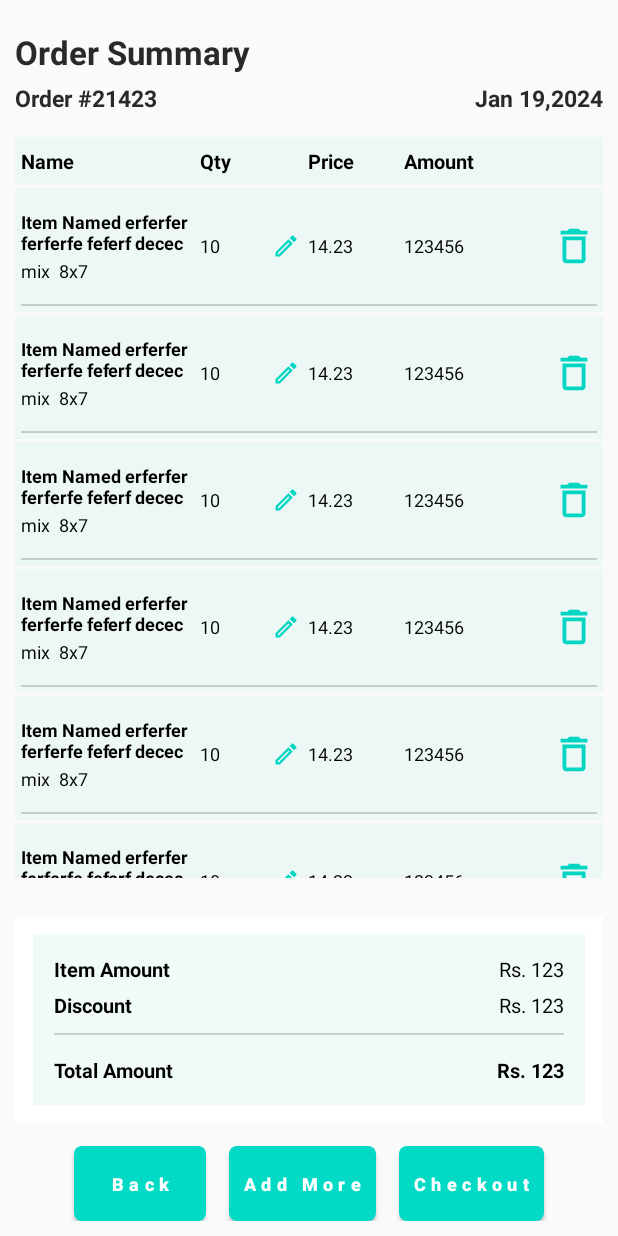
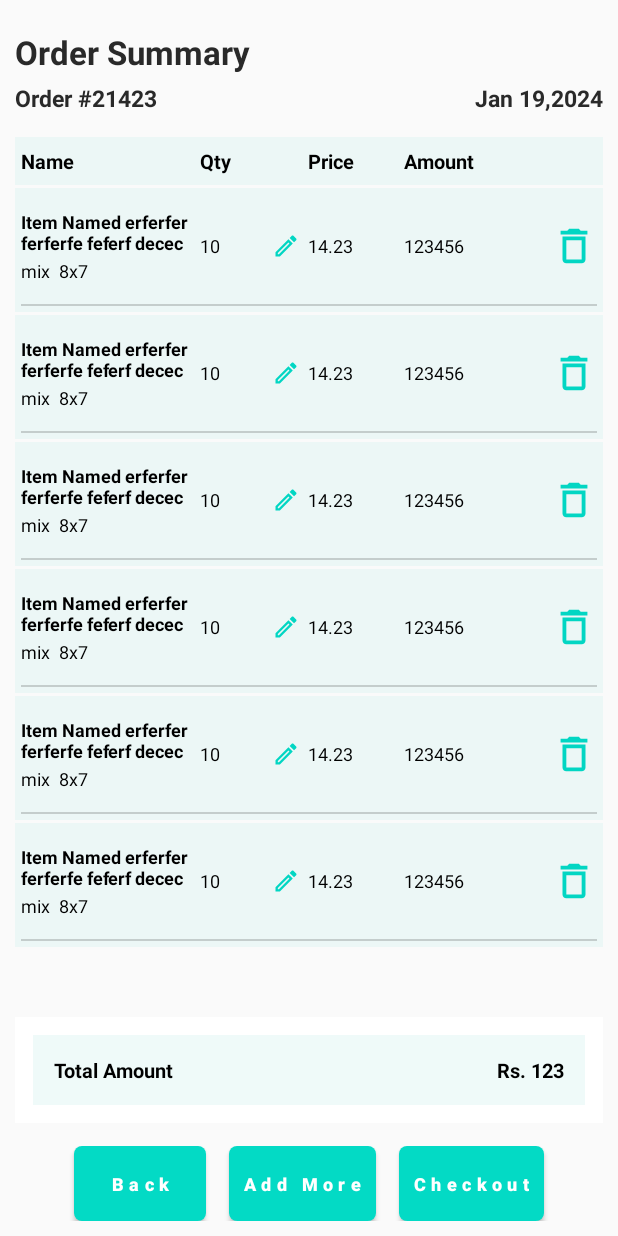
Before and after one commit to Jotshnesh-21/nhak, an Android app: the layout cart_summary_activity.xml on its own in the app's theme, with its tools: preview values and no code run, on a phone screen of 412 x 824 dp. Run offline under Robolectric (Android 15) with nearby library versions, the phone set to English and light mode, and no system bars.

Commit message:
- Bugs Fixes

```diff
--- a/app/src/main/java/com/sellinout/data/model/request/ProductInvoiceRequest.kt
+++ b/app/src/main/java/com/sellinout/data/model/request/ProductInvoiceRequest.kt
@@ -19,6 +19,8 @@ data class ProductInvoiceRequest(
     val Unit: String? = null,
     @SerializedName("Quantity")
     var Quantity: Double? = null,
+    @SerializedName("DiscountPercent")
+    var DiscountPercent: Double = 0.0,
     @SerializedName("Price")
     var Price: Double? = null,
     @SerializedName("Discount")
--- a/app/src/main/java/com/sellinout/data/model/response/SellInOutDetailResponse.kt
+++ b/app/src/main/java/com/sellinout/data/model/response/SellInOutDetailResponse.kt
@@ -29,6 +29,8 @@ data class SellInOutDetailModel(
     val Price: Double? = null,
     @SerializedName("Discount")
     val Discount: Double? = null,
+    @SerializedName("DiscountPercent")
+    val discountPercent: Double? = 0.0,
     @SerializedName("Amount")
     val Amount: Double? = null,
     @SerializedName("VchType")
--- a/app/src/main/java/com/sellinout/ui/cartsummary/CardSummaryActivity.kt
+++ b/app/src/main/java/com/sellinout/ui/cartsummary/CardSummaryActivity.kt
@@ -316,12 +316,15 @@ class CardSummaryActivity : BaseFragment(R.layout.cart_summary_activity) {
         itemAmount = 0.0
         itemDiscount = 0.0
         itemTotalAmount = 0.0
+        var totalQty = 0
         arrayList.forEach {
             itemAmount = itemAmount?.plus((it.Price!! * it.Quantity!!))
             itemDiscount = itemDiscount?.plus(it.Discount!!)
+            totalQty = totalQty.plus(it.Quantity?.toInt()!!)
         }
         itemTotalAmount = itemAmount?.minus(itemDiscount!!)
 
+//        binding.txtTotalQtyValue.text = totalQty.toString()
         binding.txtItemAmountValue.text =
             "${Const.CURRENCY_UNIT} " + String.format("%.2f", itemAmount).toDouble().toString()
         binding.txtDiscountValue.text =
--- a/app/src/main/java/com/sellinout/ui/productscan/ActivityAddItemCamera.kt
+++ b/app/src/main/java/com/sellinout/ui/productscan/ActivityAddItemCamera.kt
@@ -86,6 +86,7 @@ class ActivityAddItemCamera : BaseActivity(R.layout.activity_item_detail) {
                     Const.ITEM_SIZE,
                     "",//Const.UNIT,
                     1.0,//1.0,
+                    0.0,
                     binding.edtItemAmount.text.toString().toDouble(),
                     discount/*binding.edtItemDiscount.text.toString()
                         .toDouble()*/,//Previously: 0.0  // list[4].toDouble(), //DISCOUNT
--- a/app/src/main/java/com/sellinout/ui/productscan/ActivityProductScan.kt
+++ b/app/src/main/java/com/sellinout/ui/productscan/ActivityProductScan.kt
@@ -317,6 +317,7 @@ class ActivityProductScan : BaseFragment(R.layout.scan_product_activity) {
                                 list[2],
                                 "",//Const.UNIT,
                                 1.0,//1.0,
+                                list[4].toDouble(),
                                 list[3].toDouble(),
                                 discount,// list[4].toDouble(), //DISCOUNT
                                 amnt,
--- a/app/src/main/res/layout/adapter_cart_summary_item_layout.xml
+++ b/app/src/main/res/layout/adapter_cart_summary_item_layout.xml
@@ -132,6 +132,7 @@
     </androidx.appcompat.widget.LinearLayoutCompat>
 
     <View
+        android:id="@+id/viewDivider"
         android:layout_width="0dp"
         android:layout_height="1dp"
         android:layout_marginTop="4dp"
@@ -140,4 +141,45 @@
         app:layout_constraintEnd_toEndOf="parent"
         app:layout_constraintStart_toStartOf="parent"
         app:layout_constraintTop_toBottomOf="@id/linMains" />
+
+    <androidx.appcompat.widget.LinearLayoutCompat
+        android:id="@+id/linHFooterTable"
+        android:layout_width="0dp"
+        android:layout_height="wrap_content"
+        android:layout_marginHorizontal="10dp"
+        android:background="@color/bg_color_summary_item"
+        android:orientation="horizontal"
+        android:gravity="center_vertical"
+        android:padding="4dp"
+        android:paddingVertical="@dimen/margin_small"
+        android:visibility="gone"
+        app:layout_constraintBottom_toBottomOf="parent"
+        app:layout_constraintEnd_toEndOf="parent"
+        app:layout_constraintStart_toStartOf="parent"
+        app:layout_constraintTop_toBottomOf="@id/viewDivider">
+
+        <androidx.appcompat.widget.AppCompatTextView
+            android:id="@+id/txtTotalQtyName"
+            android:layout_width="0dp"
+            android:layout_height="match_parent"
+            android:layout_weight="0.12"
+            android:gravity="center_vertical"
+            android:text="@string/str_total_qty"
+            android:textColor="@color/black"
+            android:textSize="@dimen/text_size_normal_xxx"
+            android:textStyle="bold" />
+
+        <androidx.appcompat.widget.AppCompatTextView
+            android:id="@+id/txtTotalQtyValue"
+            android:layout_width="0dp"
+            android:layout_height="match_parent"
+            android:layout_weight="0.28"
+            android:gravity="center_vertical"
+            tools:text="@string/str_name"
+            android:textColor="@color/black"
+            android:textSize="@dimen/text_size_normal_xxx"
+            android:textStyle="bold" />
+
+    </androidx.appcompat.widget.LinearLayoutCompat>
+
 </androidx.constraintlayout.widget.ConstraintLayout>
--- a/app/src/main/res/layout/cart_summary_activity.xml
+++ b/app/src/main/res/layout/cart_summary_activity.xml
@@ -160,14 +160,55 @@
             android:layout_width="0dp"
             android:layout_height="0dp"
             android:layout_marginHorizontal="10dp"
-            android:layout_marginBottom="10dp"
             app:layoutManager="androidx.recyclerview.widget.LinearLayoutManager"
-            app:layout_constraintBottom_toBottomOf="parent"
+            app:layout_constraintBottom_toTopOf="@id/linHFooterTable"
             app:layout_constraintEnd_toEndOf="parent"
             app:layout_constraintStart_toStartOf="parent"
             app:layout_constraintTop_toBottomOf="@id/linHeaderTable"
             tools:itemCount="6"
             tools:listitem="@layout/adapter_cart_summary_item_layout" />
+
+        <androidx.appcompat.widget.LinearLayoutCompat
+            android:id="@+id/linHFooterTable"
+            android:layout_width="0dp"
+            android:layout_height="wrap_content"
+            android:layout_marginHorizontal="10dp"
+            android:visibility="gone"
+            android:layout_marginBottom="10dp"
+            android:background="@color/bg_color_summary_item"
+            android:orientation="horizontal"
+            android:gravity="center_vertical"
+            android:padding="4dp"
+            android:paddingVertical="@dimen/margin_small"
+            app:layout_constraintBottom_toBottomOf="parent"
+            app:layout_constraintEnd_toEndOf="parent"
+            app:layout_constraintStart_toStartOf="parent"
+            app:layout_constraintTop_toBottomOf="@id/rvListOfStock">
+
+            <androidx.appcompat.widget.AppCompatTextView
+                android:id="@+id/txtTotalQtyName"
+                android:layout_width="0dp"
+                android:layout_height="match_parent"
+                android:layout_weight="0.12"
+                android:gravity="center_vertical"
+                android:text="@string/str_total_qty"
+                android:textColor="@color/black"
+                android:textSize="@dimen/text_size_normal_xxx"
+                android:textStyle="bold" />
+
+            <androidx.appcompat.widget.AppCompatTextView
+                android:id="@+id/txtTotalQtyValue"
+                android:layout_width="0dp"
+                android:layout_height="match_parent"
+                android:layout_weight="0.28"
+                android:gravity="center_vertical"
+                tools:text="@string/str_name"
+                android:textColor="@color/black"
+                android:textSize="@dimen/text_size_normal_xxx"
+                android:textStyle="bold" />
+
+        </androidx.appcompat.widget.LinearLayoutCompat>
+
     </androidx.constraintlayout.widget.ConstraintLayout>
 
     <androidx.constraintlayout.widget.ConstraintLayout
@@ -197,6 +238,7 @@
                 android:textColor="@color/black"
                 android:textSize="@dimen/text_size_normal_xxx"
                 android:textStyle="bold"
+                android:visibility="gone"
                 app:layout_constraintEnd_toStartOf="@+id/txtItemAmountValue"
                 app:layout_constraintStart_toStartOf="parent"
                 app:layout_constraintTop_toTopOf="parent" />
@@ -208,6 +250,7 @@
                 android:textColor="@color/black"
                 android:textSize="@dimen/text_size_normal_xxx"
                 android:textStyle="normal"
+                android:visibility="gone"
                 app:layout_constraintBottom_toBottomOf="@id/txtItemAmountLabel"
                 app:layout_constraintEnd_toEndOf="parent"
                 app:layout_constraintStart_toEndOf="@id/txtItemAmountLabel"
@@ -223,6 +266,7 @@
                 android:textColor="@color/black"
                 android:textSize="@dimen/text_size_normal_xxx"
                 android:textStyle="bold"
+                android:visibility="gone"
                 app:layout_constraintEnd_toStartOf="@+id/txtItemAmountValue"
                 app:layout_constraintStart_toStartOf="parent"
                 app:layout_constraintTop_toBottomOf="@id/txtItemAmountLabel" />
@@ -234,6 +278,7 @@
                 android:textColor="@color/black"
                 android:textSize="@dimen/text_size_normal_xxx"
                 android:textStyle="normal"
+                android:visibility="gone"
                 app:layout_constraintBottom_toBottomOf="@id/txtDiscountLabel"
                 app:layout_constraintEnd_toEndOf="parent"
                 app:layout_constraintStart_toEndOf="@id/txtDiscountLabel"
@@ -247,6 +292,7 @@
                 android:layout_marginTop="@dimen/margin_small_xxxx"
                 android:alpha="0.2"
                 android:background="@color/gray_title"
+                android:visibility="gone"
                 app:layout_constraintEnd_toEndOf="parent"
                 app:layout_constraintStart_toStartOf="parent"
                 app:layout_constraintTop_toBottomOf="@id/txtDiscountLabel" />
@@ -255,12 +301,11 @@
                 android:id="@+id/txtTotalAmountLabel"
                 android:layout_width="0dp"
                 android:layout_height="wrap_content"
-                android:layout_marginTop="@dimen/margin_normal_xxxx"
                 android:text="@string/str_total_amount"
                 android:textColor="@color/black"
                 android:textSize="@dimen/text_size_normal_xxx"
                 android:textStyle="bold"
-                app:layout_constraintEnd_toStartOf="@+id/txtItemAmountValue"
+                app:layout_constraintEnd_toStartOf="@+id/txtTotalAmountValue"
                 app:layout_constraintStart_toStartOf="parent"
                 app:layout_constraintTop_toBottomOf="@id/viewDivider" />
 
--- a/app/src/main/res/values/strings.xml
+++ b/app/src/main/res/values/strings.xml
@@ -71,4 +71,5 @@
     <string name="str_summary_report">Total Stock Summary: </string>
     <string name="str_date_summary_report">Choose Date for the Summary:</string>
     <string name="str_select_date">Choose Date</string>
+    <string name="str_total_qty">Total Quantity: </string>
 </resources>
```
Also changed, not shown: app/src/main/java/com/sellinout/ui/cartsummary/adapter/AdapterCartSummary.kt (+27 -8 lines), app/src/main/java/com/sellinout/ui/sellinoutdetail/adapter/AdapterSelInOutDetailSummary.kt (+31 -3 lines), app/src/main/res/layout/activity_sellinout_detail_summary.xml (+10 -5 lines).
